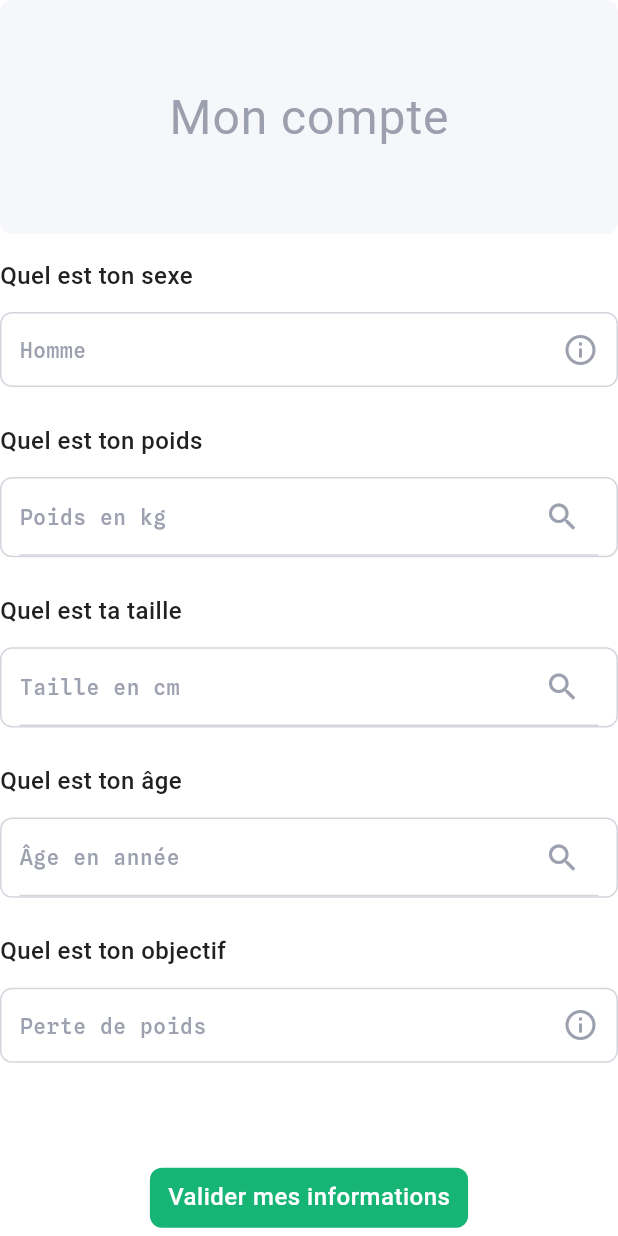
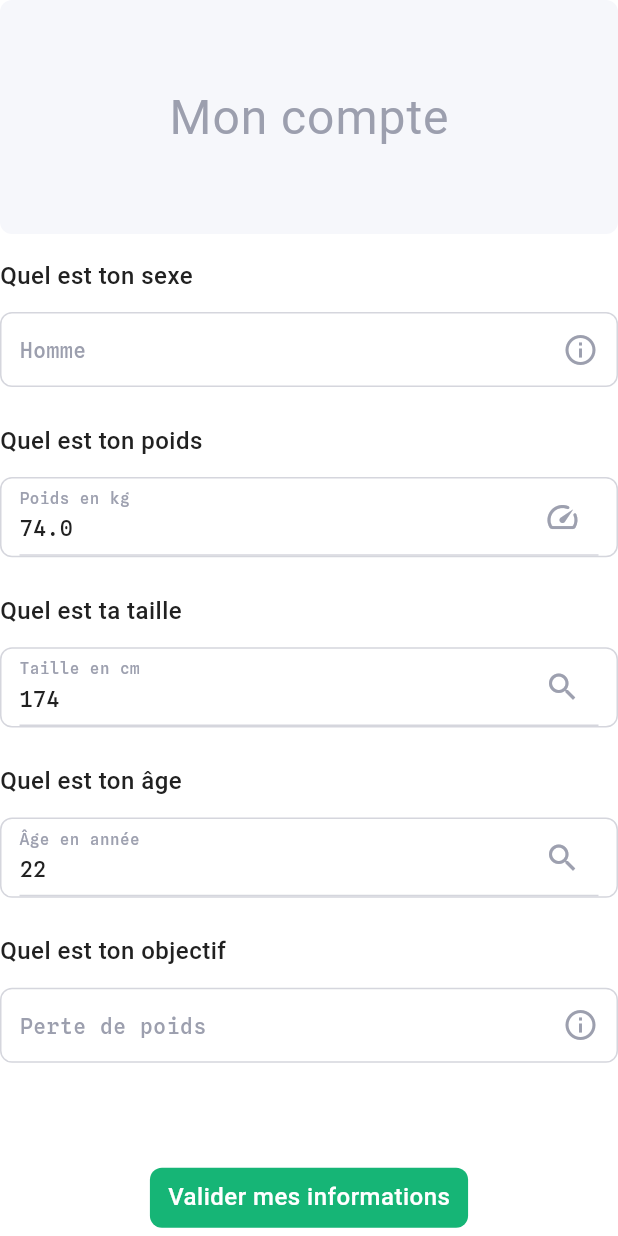
Before and after one commit to MaximeLemesle/Compteur-de-calories, a Flutter app: the AccountView widget shown alone on an empty page, opened directly, on a phone screen of 412 x 824 dp. Run offline on Flutter 3.47's test engine with Material 3 defaults, Android fonts, the phone set to English and light mode, and no system bars; our stand-ins replace countup, flutter_bloc, percent_indicator, shared_preferences; accounts and stored records are empty; Roboto replaces fonts that are missing (Dela Gothic One).

Commit message:
✨ Get user information on account_view.dart l 04/05

```diff
--- a/lib/ui/views/account_view.dart
+++ b/lib/ui/views/account_view.dart
@@ -10,8 +10,80 @@ class AccountView extends StatefulWidget {
 }
 
 class _AccountViewState extends State<AccountView> {
-  String selectedGender = 'Homme';
-  String selectedGoal = 'Perte de poids';
+  Map<String, dynamic> getUserInformation() {
+    return <String, dynamic>{
+      'gender': gender,
+      'weight': weight,
+      'height': height,
+      'age': age,
+      'goal': goal,
+    };
+  }
+
+  /// User information
+  String gender = 'Homme';
+  double weight = 74.0;
+  int height = 174;
+  int age = 22;
+  String goal = 'Perte de poids';
+
+  /// Get user information
+  final TextEditingController _genderController = TextEditingController();
+  final TextEditingController _weightController = TextEditingController();
+  final TextEditingController _heightController = TextEditingController();
+  final TextEditingController _ageController = TextEditingController();
+  final TextEditingController _goalController = TextEditingController();
+
+  @override
+  void initState() {
+    super.initState();
+
+    /// Change gender
+    _genderController.text = gender;
+    _genderController.addListener(() {
+      setState(() {
+        gender = _genderController.text;
+      });
+    });
+
+    /// Change weight
+    _weightController.text = weight.toString();
+    _weightController.addListener(() {
+      setState(() {
+        weight = double.tryParse(_weightController.text) ?? weight;
+      });
+    });
+
+    /// Change height
+    _heightController.text = height.toString();
+    _heightController.addListener(() {
+      setState(() {
+        height = int.tryParse(_heightController.text) ?? height;
+      });
+    });
+
+    /// Change age
+    _ageController.text = age.toString();
+    _ageController.addListener(() {
+      setState(() {
+        age = int.tryParse(_ageController.text) ?? age;
+      });
+    });
+
+    /// Change goal
+    _goalController.text = goal;
+    _goalController.addListener(() {
+      setState(() {
+        goal = _goalController.text;
+      });
+    });
+  }
+
+  @override
+  void dispose() {
+    _weightController.dispose();
+    super.dispose();
+  }
 
   @override
   Widget build(BuildContext context) {
@@ -41,19 +113,22 @@ class _AccountViewState extends State<AccountView> {
         Padding(
           padding: const EdgeInsets.symmetric(vertical: 16),
           child: Column(
-            children: [
+            children: <Widget>[
               /// Choix du sexe
               InfoSection(
                 inputLabel: "Quel est ton sexe",
                 inputType: DropdownButton<String>(
-                  value: selectedGender,
-                  items: const [
-                    DropdownMenuItem(value: 'Homme', child: Text('Homme')),
-                    DropdownMenuItem(value: 'Femme', child: Text('Femme')),
+                  value: gender,
+                  items: const <DropdownMenuItem<String>>[
+                    DropdownMenuItem<String>(
+                        value: 'Homme', child: Text('Homme')),
+                    DropdownMenuItem<String>(
+                        value: 'Femme', child: Text('Femme')),
                   ],
-                  onChanged: (value) {
+                  onChanged: (String? value) {
                     setState(() {
-                      selectedGender = value!;
+                      gender = value!;
+                      _genderController.text = value;
                     });
                   },
                   icon: Icon(
@@ -76,9 +151,10 @@ class _AccountViewState extends State<AccountView> {
               InfoSection(
                 inputLabel: "Quel est ton poids",
                 inputType: TextField(
+                  controller: _weightController,
                   decoration: InputDecoration(
                     suffixIcon: Icon(
-                      Icons.search,
+                      Icons.speed_rounded,
                       color: Theme.of(context).colorScheme.secondary,
                     ),
                     labelText: 'Poids en kg',
@@ -100,6 +176,7 @@ class _AccountViewState extends State<AccountView> {
               InfoSection(
                 inputLabel: "Quel est ta taille",
                 inputType: TextField(
+                  controller: _heightController,
                   decoration: InputDecoration(
                     suffixIcon: Icon(
                       Icons.search,
@@ -120,10 +197,11 @@ class _AccountViewState extends State<AccountView> {
                 height: 24,
               ),
 
-              /// Choix du poids
+              /// Choix de l'âge
               InfoSection(
                 inputLabel: "Quel est ton âge",
                 inputType: TextField(
+                  controller: _ageController,
                   decoration: InputDecoration(
                     suffixIcon: Icon(
                       Icons.search,
@@ -148,19 +226,20 @@ class _AccountViewState extends State<AccountView> {
               InfoSection(
                 inputLabel: "Quel est ton objectif",
                 inputType: DropdownButton<String>(
-                  value: selectedGoal,
-                  items: const [
-                    DropdownMenuItem(
+                  value: goal,
+                  items: const <DropdownMenuItem<String>>[
+                    DropdownMenuItem<String>(
                         value: 'Perte de poids', child: Text('Perte de poids')),
-                    DropdownMenuItem(
+                    DropdownMenuItem<String>(
                         value: 'Prise de masse', child: Text('Prise de masse')),
-                    DropdownMenuItem(
+                    DropdownMenuItem<String>(
                         value: 'Maintient calorique',
                         child: Text('Maintient calorique')),
                   ],
-                  onChanged: (value) {
+                  onChanged: (String? value) {
                     setState(() {
-                      selectedGoal = value!;
+                      goal = value!;
+                      _goalController.text = value;
                     });
                   },
                   icon: Icon(
@@ -183,9 +262,11 @@ class _AccountViewState extends State<AccountView> {
 
         Row(
           mainAxisAlignment: MainAxisAlignment.center,
-          children: [
+          children: <Widget>[
             Button(
               onPressed: () async {
+                Map<String, dynamic> userInfo = getUserInformation();
+                print(userInfo);
                 await Navigator.pushNamed(context, '/home');
               },
               buttonText: "Valider mes informations",
```
